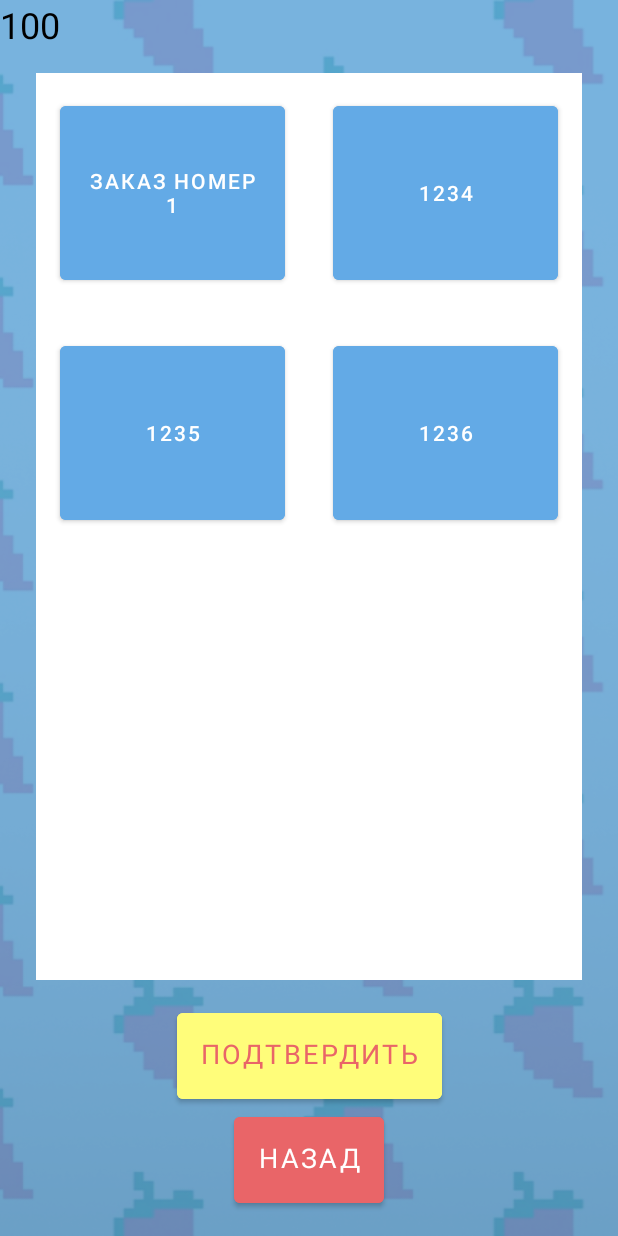
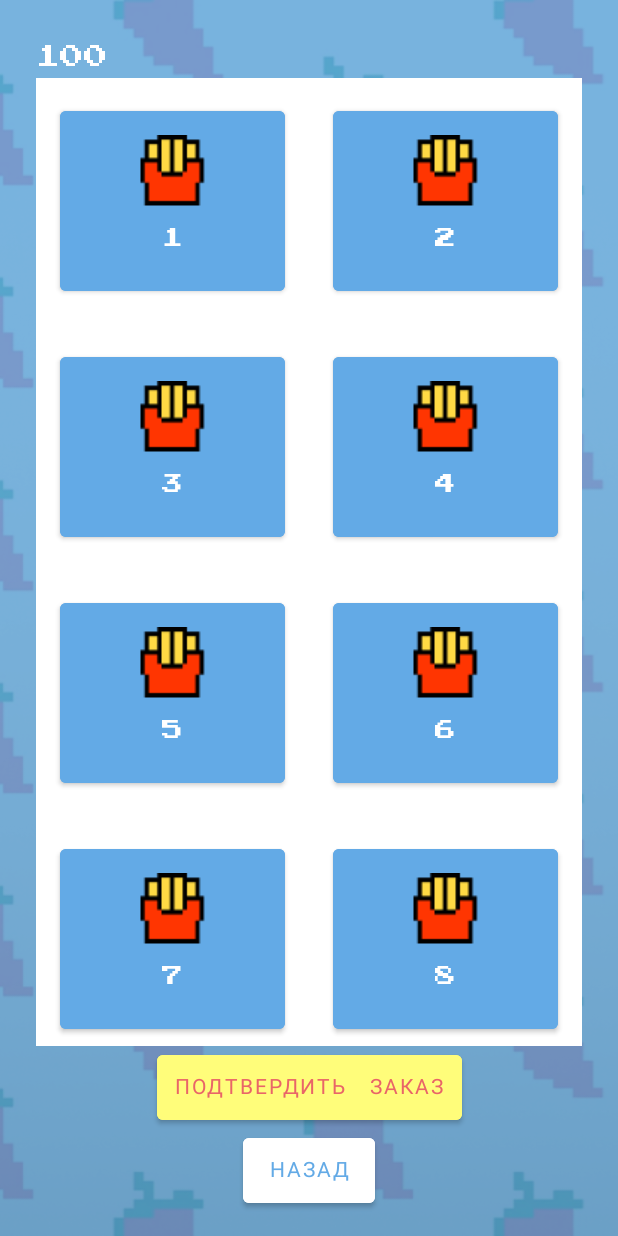
Before and after one commit to kruvasan007/DeliveryBlitz, an Android app: the ChooseOrderActivity screen opened directly, with no data from a screen before it, on a phone screen of 412 x 824 dp. Run offline under Robolectric (Android 15) with nearby library versions, the phone set to English and light mode, and no system bars.

Commit message:
Commit v 1.1 Update: Goggle Maps, Fragment

```diff
--- a/app/build.gradle
+++ b/app/build.gradle
@@ -1,5 +1,6 @@
 plugins {
     id 'com.android.application'
+    id 'com.google.android.libraries.mapsplatform.secrets-gradle-plugin'
 }
 
 android {
@@ -32,6 +33,7 @@ dependencies {
     implementation 'androidx.appcompat:appcompat:1.4.1'
     implementation 'com.google.android.material:material:1.5.0'
     implementation 'androidx.constraintlayout:constraintlayout:2.1.3'
+    implementation 'com.google.android.gms:play-services-maps:17.0.1'
     testImplementation 'junit:junit:4.+'
     androidTestImplementation 'androidx.test.ext:junit:1.1.3'
     androidTestImplementation 'androidx.test.espresso:espresso-core:3.4.0'
--- a/app/src/main/java/com/example/myprojectgame/ChooseOrderActivity.java
+++ b/app/src/main/java/com/example/myprojectgame/ChooseOrderActivity.java
@@ -4,66 +4,73 @@ import androidx.appcompat.app.AppCompatActivity;
 import androidx.recyclerview.widget.RecyclerView;
 
 import android.content.Intent;
+import android.graphics.drawable.Drawable;
 import android.os.Bundle;
 import android.util.Log;
 import android.widget.Button;
 import android.widget.TextView;
 
+import java.io.File;
 import java.util.ArrayList;
 import java.util.List;
 
 public class ChooseOrderActivity extends BaseActivity {
     private static TextView textView;
     private RecyclerView recyclerLayout;
+    public static int step,idTransport, idOrder;
 
     @Override
     protected void onCreate(Bundle savedInstanceState) {
         super.onCreate(savedInstanceState);
         setContentView(R.layout.activity_order);
-
+        getSupportFragmentManager().beginTransaction()
+                .replace(R.id.MainContainer, new OrderFragment()).commit();
+        step = 0;
         recyclerLayout = findViewById(R.id.recycler_layout);
         textView = findViewById(R.id.textView);
         Button buttonClose = findViewById(R.id.back_button);
         Button buttonNext = findViewById(R.id.next_step_button);
-        OrdersAdapter adapter = new OrdersAdapter(getData());
-        recyclerLayout.setAdapter(adapter);
 
+        buttonNext.setOnClickListener(v -> {
+            if (step == 0) {
+                buttonNext.setText("Подтвердить транспорт");
+                nextStep();
+            } else nextActivity();
+        });
 
         buttonClose.setOnClickListener(v -> closeButton());
-        buttonNext.setOnClickListener(v -> nextButton());
+    }
+
+    private void nextActivity() {
+            Intent intent = new Intent(ChooseOrderActivity.this, GoggleMapsFragment.class);
+            startActivity(intent);
+            finish();
     }
 
 
-    public static void OrderChoose(CharSequence text){
-        textView.setText(text);
+    public static void OrderChoose(CharSequence text) {
+        textView.setText("Выбран заказ: " + text);
     }
 
-    private void nextButton() {
-        try {
-            Intent intent = new Intent(ChooseOrderActivity.this, ChooseTransportActivity.class);
-            startActivity(intent);
-            finish();
-        } catch (Exception e) {
-            Log.e("E","Error");
-        }
+    public static void OrderTransport(CharSequence text) {
+        textView.setText("Выбран транспорт: " + text);
     }
 
-    private List<OrderData> getData() {
-        List<OrderData> data = new ArrayList<>();
-        data.add(new OrderData("Заказ номер 1"));
-        data.add(new OrderData("1234"));
-        data.add(new OrderData("1235"));
-        data.add(new OrderData("1236"));
-        return data;
+    private void nextStep() {
+        textView.setText("");
+        step++;
+        getSupportFragmentManager().beginTransaction()
+                .replace(R.id.MainContainer, new OrderFragment()).commit();
     }
 
-    private void closeButton(){
+    private void closeButton() {
         try {
             Intent intent = new Intent(ChooseOrderActivity.this, MainActivity.class);
             startActivity(intent);
             finish();
         } catch (Exception e) {
-            Log.e("E","Error");
+            Log.e("E", "Error");
         }
     }
+
 }
--- a/app/src/main/java/com/example/myprojectgame/ChooseTransportActivity.java
+++ /dev/null
@@ -1,4 +0,0 @@
-package com.example.myprojectgame;
-
-public class ChooseTransportActivity {
-}
--- a/app/src/main/java/com/example/myprojectgame/MainActivity.java
+++ b/app/src/main/java/com/example/myprojectgame/MainActivity.java
@@ -16,16 +16,12 @@ public class MainActivity extends BaseActivity {
         super.onCreate(savedInstanceState);
         setContentView(R.layout.activity_main);
         Button buttonStart = findViewById(R.id.select_button);
-
         buttonStart.setOnClickListener(v -> startButton());
     }
 
     private void startButton(){
-        try {
             Intent intent = new Intent(MainActivity.this, ChooseOrderActivity.class);
             startActivity(intent);
             finish();
-        }catch (Exception e){
-        }
     }
 }
--- a/app/src/main/java/com/example/myprojectgame/OrderData.java
+++ b/app/src/main/java/com/example/myprojectgame/OrderData.java
@@ -1,13 +1,22 @@
 package com.example.myprojectgame;
 
+import android.graphics.drawable.Drawable;
+
+import java.util.LinkedList;
+import java.util.List;
+import java.util.Map;
+import java.util.TreeMap;
+
 public class OrderData {
-    private final String text;
+    private final TreeMap<String,String> treeMap = new TreeMap<>();
 
-    public OrderData(String text) {
-        this.text = text;
+    public OrderData(String name, String  id) {
+        this.treeMap.put("Name",name);
+        this.treeMap.put("Icon",id);
     }
 
-    public String getText() {
-        return text;
+    public String getName() {
+        return treeMap.get("Name");
     }
+    public String getId(){ return treeMap.get("Icon");}
 }
--- /dev/null
+++ b/app/src/main/java/com/example/myprojectgame/OrderFragment.java
@@ -0,0 +1,52 @@
+package com.example.myprojectgame;
+
+import android.os.Bundle;
+import android.view.LayoutInflater;
+import android.view.View;
+import android.view.ViewGroup;
+
+import androidx.annotation.NonNull;
+import androidx.annotation.Nullable;
+import androidx.fragment.app.Fragment;
+import androidx.recyclerview.widget.RecyclerView;
+
+import java.util.ArrayList;
+import java.util.List;
+
+public class OrderFragment extends Fragment {
+    @Nullable
+    @Override
+    public View onCreateView(@NonNull LayoutInflater inflater, @Nullable ViewGroup container, @Nullable Bundle savedInstanceState) {
+        return inflater.inflate(R.layout.fragment_order, container, false);
+    }
+
+    @Override
+    public void onViewCreated(@NonNull View view, @Nullable Bundle savedInstanceState) {
+        super.onViewCreated(view, savedInstanceState);
+        RecyclerView recyclerView = view.findViewById(R.id.recycler_layout);
+        OrdersAdapter adapter = new OrdersAdapter(getData());
+        recyclerView.setAdapter(adapter);
+    }
+
+    private List<OrderData> getData() {
+        List<OrderData> data = new ArrayList<>();
+        if ( ChooseOrderActivity.step == 0) {
+            data.add(new OrderData("1", "" + R.drawable.mcdonalds));
+            data.add(new OrderData("2", "" + R.drawable.mcdonalds));
+            data.add(new OrderData("3", "" + R.drawable.mcdonalds));
+            data.add(new OrderData("4", "" + R.drawable.mcdonalds));
+
+            data.add(new OrderData("5", "" + R.drawable.mcdonalds));
+            data.add(new OrderData("6", "" + R.drawable.mcdonalds));
+            data.add(new OrderData("7", "" + R.drawable.mcdonalds));
+            data.add(new OrderData("8", "" + R.drawable.mcdonalds));
+        }
+        else {
+            data.add(new OrderData("1", "" + R.drawable.bus));
+            data.add(new OrderData("2", "" + R.drawable.bus));
+            data.add(new OrderData("3", "" + R.drawable.bus));
+            data.add(new OrderData("4", "" + R.drawable.bus));
+        }
+        return data;
+    }
+}
--- a/app/src/main/java/com/example/myprojectgame/OrdersAdapter.java
+++ b/app/src/main/java/com/example/myprojectgame/OrdersAdapter.java
@@ -1,10 +1,13 @@
 package com.example.myprojectgame;
 
+import android.content.Context;
+import android.graphics.drawable.Drawable;
 import android.view.LayoutInflater;
 import android.view.View;
 import android.view.ViewGroup;
 import android.widget.Button;
 
+import androidx.annotation.DrawableRes;
 import androidx.annotation.NonNull;
 import androidx.recyclerview.widget.RecyclerView;
 
@@ -51,13 +54,22 @@ public class OrdersAdapter extends RecyclerView.Adapter<OrdersAdapter.ViewHolder
                         btn.setActivated(false);
                     }
                 }
-                ChooseOrderActivity.OrderChoose(button.getText());
+                if (ChooseOrderActivity.step == 0){
+                    ChooseOrderActivity.idOrder = button.getId();
+                    ChooseOrderActivity.OrderChoose(button.getText());
+                }
+                if (ChooseOrderActivity.step == 1) {
+                    ChooseOrderActivity.idTransport = button.getId();
+                    ChooseOrderActivity.OrderTransport(button.getText());
+                }
             });
         }
 
         public void bind(OrderData item) {
-            button.setText(item.getText());
+            button.setText(item.getName());
             buttons.add(button);
+            Drawable myDrawable = button.getContext().getDrawable(Integer.parseInt(item.getId()));
+            button.setCompoundDrawablesWithIntrinsicBounds(null,myDrawable,null,null);
             //TODO: init item
         }
     }
--- a/app/src/main/res/layout/activity_order.xml
+++ b/app/src/main/res/layout/activity_order.xml
@@ -6,33 +6,14 @@
     android:layout_height="match_parent"
     android:background="@drawable/back_order">
 
-    <TextView
-        android:id="@+id/textView"
-        android:layout_width="wrap_content"
-        android:layout_height="wrap_content"
-        android:text="100"
-        android:textColor="@color/black"
-        android:textSize="24sp"
-        tools:ignore="MissingConstraints" />
-
-
-    <androidx.recyclerview.widget.RecyclerView
-        android:id="@+id/recycler_layout"
-        android:layout_width="0dp"
+    <FrameLayout
+        android:id="@+id/MainContainer"
+        android:layout_width="match_parent"
         android:layout_height="0dp"
-        android:layout_marginHorizontal="24dp"
-        android:layout_marginVertical="16dp"
-        android:background="@color/white"
-        android:overScrollMode="never"
-        app:layoutManager="androidx.recyclerview.widget.GridLayoutManager"
-        app:layout_constraintBottom_toTopOf="@+id/next_step_button"
-        app:layout_constraintEnd_toEndOf="parent"
-        app:layout_constraintHorizontal_bias="1.0"
-        app:layout_constraintStart_toStartOf="parent"
-        app:layout_constraintTop_toBottomOf="@id/textView"
-        app:layout_constraintVertical_bias="1.0"
-        app:spanCount="2"
-        tools:listitem="@layout/item_button" />
+        android:layout_marginRight="24dp"
+        android:layout_marginLeft="24dp"
+        app:layout_constraintTop_toBottomOf="@+id/textView"
+        app:layout_constraintBottom_toTopOf="@+id/next_step_button"/>
 
     <Button
         android:id="@+id/next_step_button"
@@ -40,10 +21,10 @@
         android:layout_height="wrap_content"
         android:backgroundTint="@color/yellow_while"
         android:fontFamily="@font/press_start_2p"
-        android:padding="16dp"
-        android:text="Подтвердить"
+        android:padding="12dp"
+        android:text="Подтвердить заказ"
         android:textColor="@color/red_white"
-        android:textSize="18sp"
+        android:textSize="14sp"
         app:layout_constraintBottom_toTopOf="@+id/back_button"
         app:layout_constraintEnd_toEndOf="parent"
         app:layout_constraintStart_toStartOf="parent" />
@@ -53,14 +34,27 @@
         android:layout_width="wrap_content"
         android:layout_height="wrap_content"
         android:layout_marginBottom="16dp"
-        android:backgroundTint="@color/red_white"
+        android:backgroundTint="@color/white"
         android:fontFamily="@font/press_start_2p"
-        android:padding="16dp"
+        android:padding="12dp"
         android:text="Назад"
-        android:textSize="18sp"
+        android:textColor="@color/blue"
+        android:textSize="14sp"
         app:layout_constraintBottom_toBottomOf="parent"
         app:layout_constraintEnd_toEndOf="parent"
         app:layout_constraintStart_toStartOf="parent" />
 
+    <TextView
+        android:id="@+id/textView"
+        android:layout_width="wrap_content"
+        android:layout_height="wrap_content"
+        android:layout_marginTop="30dp"
+        android:fontFamily="@font/press_start_2p"
+        android:text="100"
+        android:textColor="@color/white"
+        android:textSize="16sp"
+        app:layout_constraintLeft_toLeftOf="@id/MainContainer"
+        app:layout_constraintTop_toTopOf="parent"
+        tools:ignore="MissingConstraints" />
 
 </androidx.constraintlayout.widget.ConstraintLayout>
--- /dev/null
+++ b/app/src/main/res/layout/fragment_order.xml
@@ -0,0 +1,19 @@
+<?xml version="1.0" encoding="utf-8"?>
+<FrameLayout xmlns:android="http://schemas.android.com/apk/res/android"
+    xmlns:app="http://schemas.android.com/apk/res-auto"
+    xmlns:tools="http://schemas.android.com/tools"
+    android:layout_width="match_parent"
+    android:layout_height="wrap_content">
+
+    <androidx.recyclerview.widget.RecyclerView
+        android:id="@+id/recycler_layout"
+        android:layout_width="match_parent"
+        android:layout_height="wrap_content"
+        android:background="@color/white"
+        app:layoutManager="androidx.recyclerview.widget.GridLayoutManager"
+        app:layout_constraintHorizontal_bias="1.0"
+        app:layout_constraintVertical_bias="1.0"
+        app:spanCount="2"
+        tools:listitem="@layout/item_button" />
+
+</FrameLayout>
--- a/app/src/main/res/layout/item_button.xml
+++ b/app/src/main/res/layout/item_button.xml
@@ -1,9 +1,13 @@
 <?xml version="1.0" encoding="utf-8"?>
 
-<Button
-    xmlns:android="http://schemas.android.com/apk/res/android"
+<Button xmlns:android="http://schemas.android.com/apk/res/android"
     android:layout_width="match_parent"
-    android:layout_height="128dp"
+    android:layout_height="132dp"
     android:layout_margin="16dp"
-    android:backgroundTint="@color/button_color">
+    android:backgroundTint="@color/button_color"
+    android:drawableTop="@drawable/mcdonalds"
+    android:drawablePadding="8dp"
+    android:padding="16dp"
+    android:fontFamily="@font/press_start_2p"
+    android:textSize="14sp">
 </Button>
--- a/build.gradle
+++ b/build.gradle
@@ -6,11 +6,9 @@ buildscript {
     }
     dependencies {
         classpath "com.android.tools.build:gradle:7.0.3"
-
-        // NOTE: Do not place your application dependencies here; they belong
-        // in the individual module build.gradle files
+        classpath "com.google.android.libraries.mapsplatform.secrets-gradle-plugin:secrets-gradle-plugin:2.0.0"
+        }
     }
-}
 
 task clean(type: Delete) {
     delete rootProject.buildDir
```
Also changed, not shown: app/src/main/AndroidManifest.xml (+11 -0 lines), app/src/main/java/com/example/myprojectgame/DeliveryActivity.java (added, +12 -0 lines), app/src/main/java/com/example/myprojectgame/GoggleMapsFragment.java (added, +34 -0 lines), app/src/main/res/drawable/redius_corners.xml (added, +10 -0 lines), app/src/main/res/layout/activity_delivery.xml (added, +42 -0 lines), app/src/main/res/layout/maps_fragment.xml (added, +10 -0 lines), app/src/main/res/drawable-v24/bus.png (added), app/src/main/res/drawable-v24/mcdonalds.png (added).
